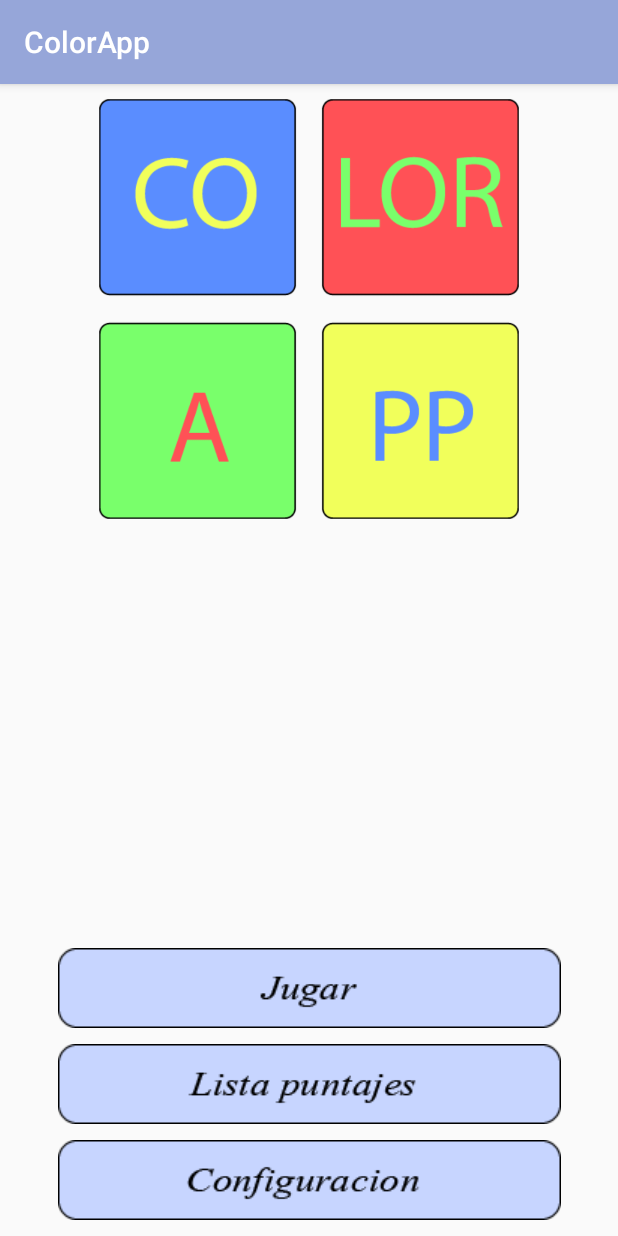
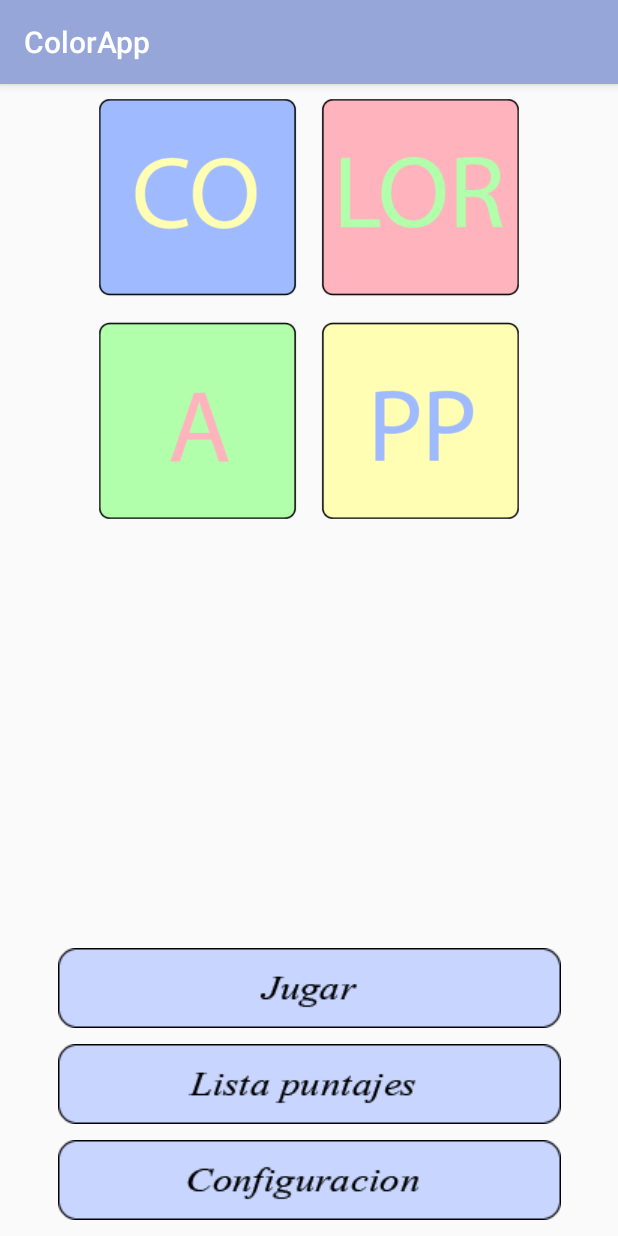
Before and after one commit to wsquindio2018/ColorApp_Quindio, an Android app: the screen it shows after launch (MainActivity), on a phone screen of 412 x 824 dp. Run offline under Robolectric (Android 15) with nearby library versions, the light colour scheme and no system bars.

Commit message:
De victor para Diego

```diff
--- a/app/src/main/res/layout/activity_main.xml
+++ b/app/src/main/res/layout/activity_main.xml
@@ -8,7 +8,7 @@
     tools:context=".actividades.MainActivity">
 
     <ImageView
-        android:src="@drawable/logo512x512"
+        android:src="@drawable/logo"
         android:padding="10dp"
         android:layout_width="match_parent"
         android:layout_height="300dp" />
```
Also changed, not shown: app/src/main/res/drawable/logo.png (added), app/src/main/res/drawable/logo512x512.png (deleted).
